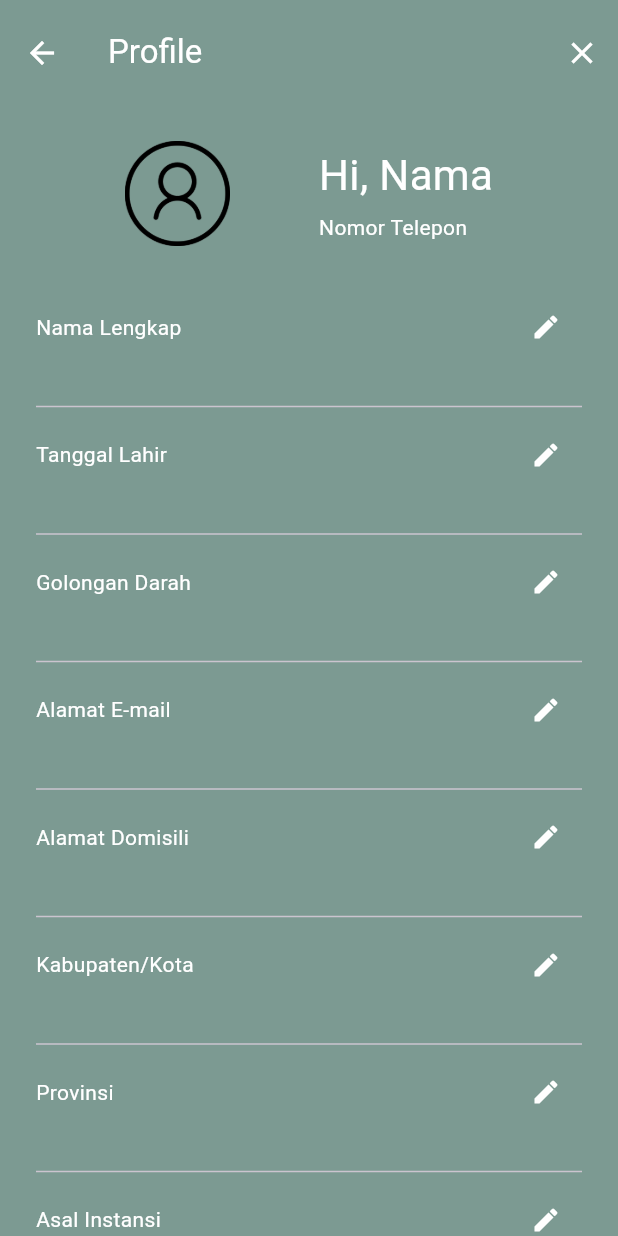
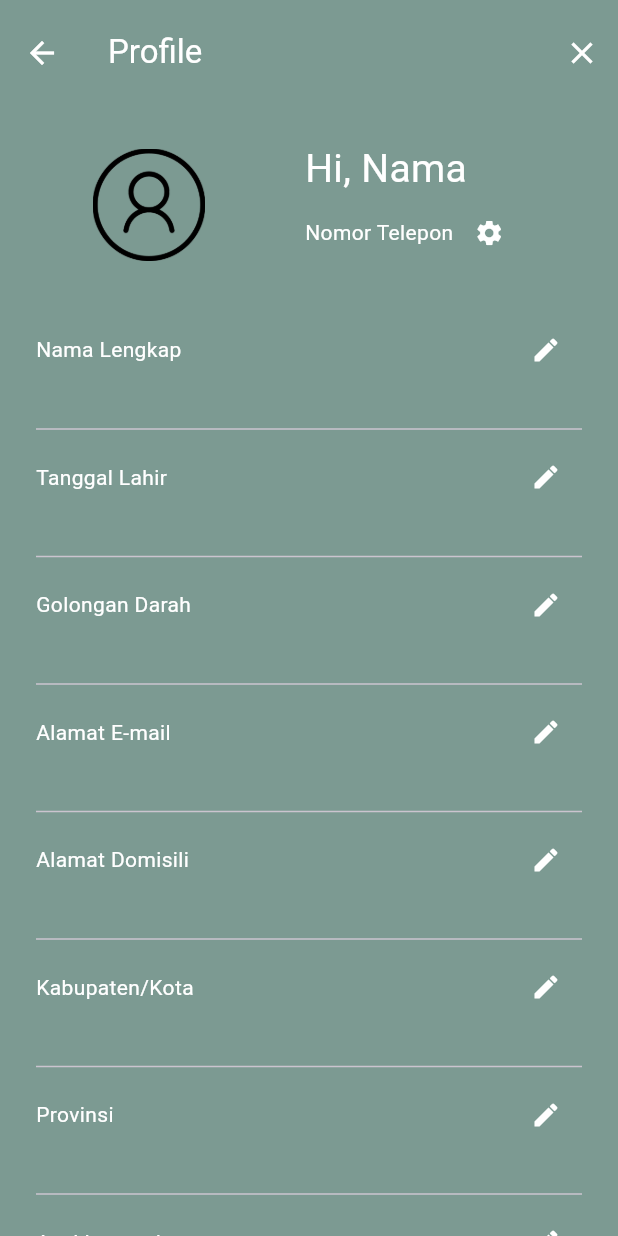
Before and after one commit to frendysanusi05/pvvd-app, a Flutter app: the screen it shows after launch, after a tap on the "edit" icon, on a phone screen of 412 x 824 dp. Run offline on Flutter 3.47's test engine with Material 3 defaults, Android fonts, the phone set to English and light mode, and no system bars; our stand-ins replace cloud_firestore, firebase_auth, firebase_core, google_fonts; accounts and stored records are empty; generated files the repository leaves out were written again.

Commit message:
Design Changes on Profile Screen and Profile Screen Edit

```diff
--- a/lib/screens/profile_screen.dart
+++ b/lib/screens/profile_screen.dart
@@ -1,3 +1,4 @@
+import 'package:flutter/cupertino.dart';
 import 'package:flutter/material.dart';
 import 'package:pvvd_app/screens/profile_screen_edit.dart';
 import 'package:pvvd_app/utils/constants.dart';
@@ -36,24 +37,29 @@ class ProfileScreen extends StatelessWidget {
                 child: Column(
                   children: [
                     SizedBox(
-                      height: 70,
+                      height: 85,
+                      width: MediaQuery.of(context).size.width*0.7,
                       child: Row(
-                        mainAxisAlignment: MainAxisAlignment.spaceEvenly,
+                        crossAxisAlignment: CrossAxisAlignment.center,
+                        mainAxisAlignment: MainAxisAlignment.spaceBetween,
                         children: [
                           Image.asset(
                             'assets/images/profile-placeholder.png',
-                            width: 70,
-                            height: 70,
+                            width: 75,
+                            height: 75,
                           ),
                           const Center(
                             child: SizedBox(
-                              height: 65,
+                              height: 85,
                               child: Column(
                                 crossAxisAlignment: CrossAxisAlignment.start,
-                                mainAxisAlignment: MainAxisAlignment.spaceBetween,
+                                mainAxisAlignment: MainAxisAlignment.spaceEvenly,
                                 children: [
-                                  Text('Hi, Nama', style: TextStyle(fontSize: 28)),
-                                  Text('Nomor Telepon'),
+                                  Text('Hi, Nama', style: TextStyle(fontSize: 26)),
+                                  Padding(
+                                    padding:EdgeInsets.only(top: 14, bottom: 14, right: 48),
+                                    child: Text('Nomor Telepon'),
+                                  ),
                                 ],
                               ),
                             ),
--- a/lib/screens/profile_screen_edit.dart
+++ b/lib/screens/profile_screen_edit.dart
@@ -36,25 +36,38 @@ class ProfileScreenEdit extends StatelessWidget {
               child: Column(
                 children: [
                   SizedBox(
-                    height: 70,
+                    height: 85,
+                    width: MediaQuery.of(context).size.width*0.7,
                     child:
                     Row(
-                      mainAxisAlignment: MainAxisAlignment.spaceEvenly,
+                      crossAxisAlignment: CrossAxisAlignment.center,
+                      mainAxisAlignment: MainAxisAlignment.spaceBetween,
                       children: [
                         Image.asset(
                           'assets/images/profile-placeholder.png',
-                          width: 70,
-                          height: 70,
+                          width: 75,
+                          height: 75,
                         ),
-                        const Center(
+                        Center(
                           child: SizedBox(
-                            height: 65,
+                            height: 85,
                             child: Column(
                               crossAxisAlignment: CrossAxisAlignment.start,
-                              mainAxisAlignment: MainAxisAlignment.spaceBetween,
+                              mainAxisAlignment: MainAxisAlignment.spaceEvenly,
                               children: [
-                                Text('Hi, Nama', style: TextStyle(fontSize: 28)),
-                                Text('Nomor Telepon'),
+                                const Text('Hi, Nama', style: TextStyle(fontSize: 26)),
+                                Row(
+                                  mainAxisAlignment: MainAxisAlignment.spaceBetween,
+                                  children: [
+                                    const Text('Nomor Telepon'),
+                                    IconButton(
+                                      color: Colors.white,
+                                      onPressed: () {},
+                                      iconSize: 20,
+                                      icon: const Icon(Icons.settings),
+                                    ),
+                                  ],
+                                ),
                               ],
                             ),
                           ),
```
